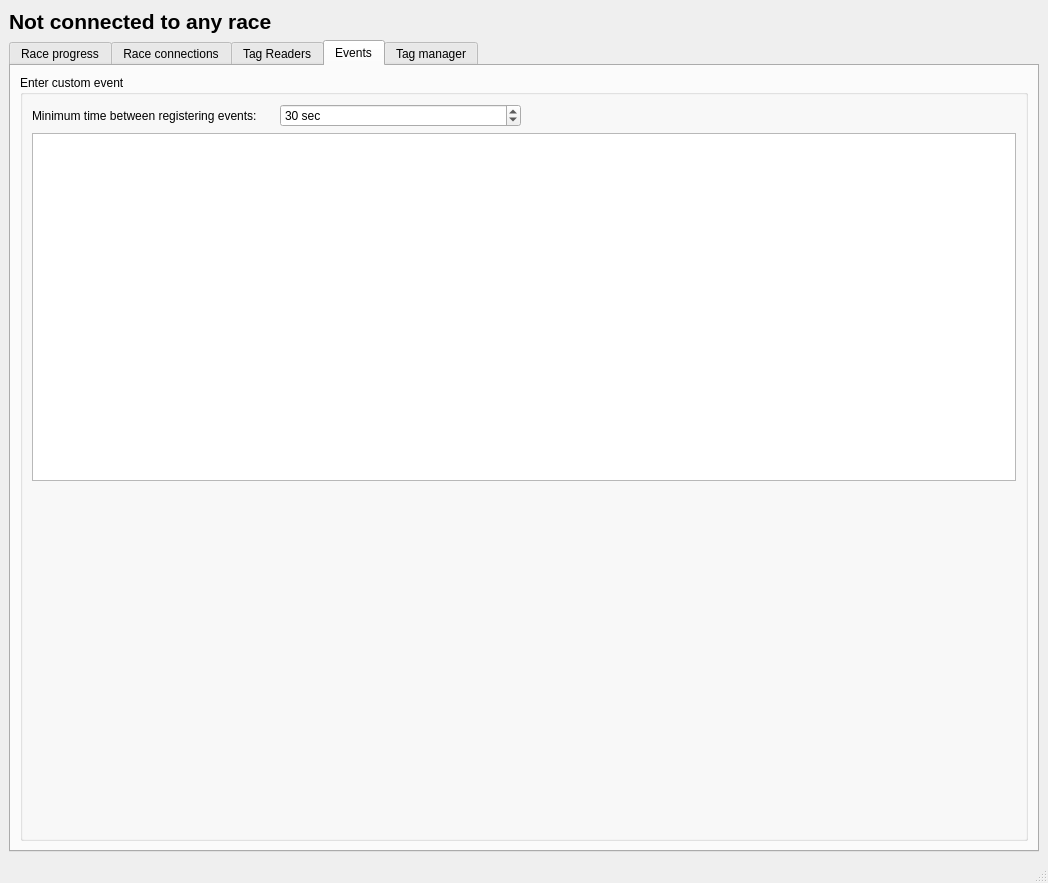
First picture: the form in software/src/mainwindow.ui, repository nfogh/Racetiming, before the edit.
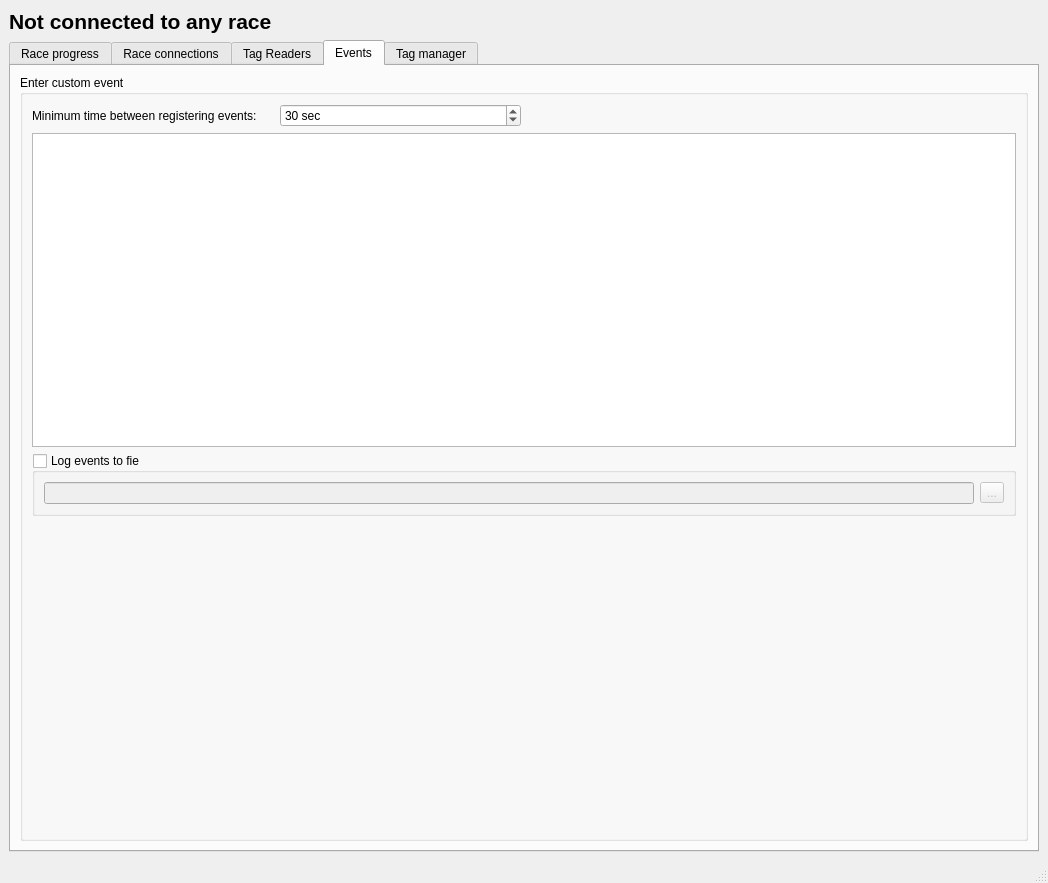
Second picture: the form after the edit. Custom widgets are drawn as their Qt base class.

What changed in the file:
```diff
--- a/software/src/mainwindow.ui
+++ b/software/src/mainwindow.ui
@@ -385,10 +385,7 @@
            <string>Enter custom event</string>
           </property>
           <layout class="QGridLayout" name="gridLayout_5">
-           <item row="1" column="0" colspan="4">
-            <widget class="QPlainTextEdit" name="eventsPlainTextEdit"/>
-           </item>
-           <item row="2" column="2">
+           <item row="3" column="2">
             <spacer name="verticalSpacer">
              <property name="orientation">
               <enum>Qt::Vertical</enum>
@@ -401,6 +398,9 @@
              </property>
             </spacer>
            </item>
+           <item row="1" column="0" colspan="4">
+            <widget class="QPlainTextEdit" name="eventsPlainTextEdit"/>
+           </item>
            <item row="0" column="0">
             <widget class="QLabel" name="label_8">
              <property name="text">
@@ -421,6 +421,31 @@
              </property>
             </widget>
            </item>
+           <item row="2" column="0" colspan="4">
+            <widget class="QGroupBox" name="logEventsToFileGroupBox">
+             <property name="title">
+              <string>Log events to fie</string>
+             </property>
+             <property name="checkable">
+              <bool>true</bool>
+             </property>
+             <property name="checked">
+              <bool>false</bool>
+             </property>
+             <layout class="QGridLayout" name="gridLayout_9">
+              <item row="0" column="0">
+               <widget class="QLineEdit" name="logEventsToFilePathLineEdit"/>
+              </item>
+              <item row="0" column="1">
+               <widget class="QToolButton" name="logEventsToFileBrowsePathToolButton">
+                <property name="text">
+                 <string>...</string>
+                </property>
+               </widget>
+              </item>
+             </layout>
+            </widget>
+           </item>
           </layout>
          </widget>
         </item>
```
